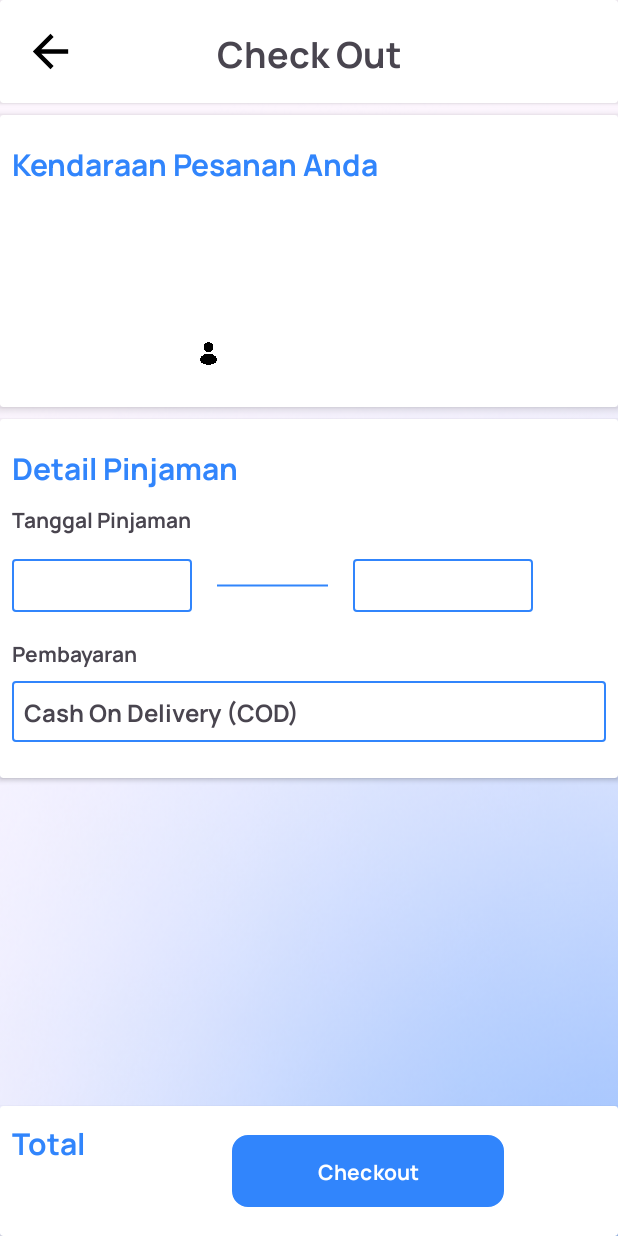
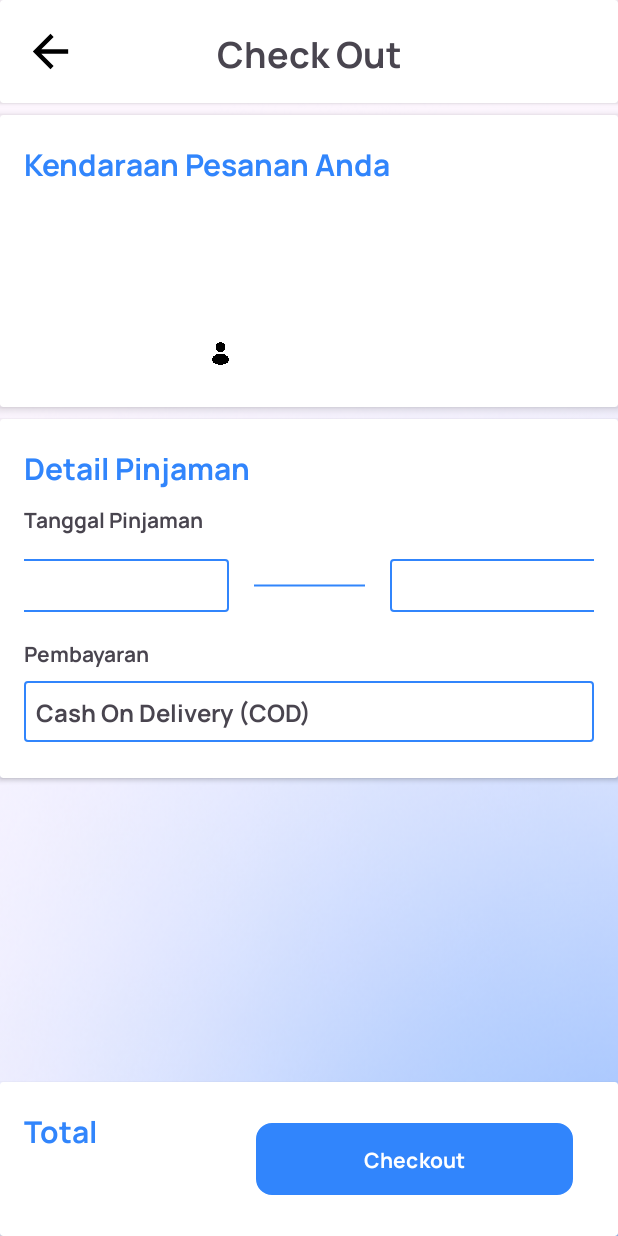
Before and after one commit to YnaStpra/SewaIn, an Android app: the Checkout screen opened directly, with no data from a screen before it, on a phone screen of 412 x 824 dp. Run offline under Robolectric (Android 15) with nearby library versions, the phone set to English and light mode, and no system bars.

Commit message:
beberapa perbaikan fitur

```diff
--- a/app/src/main/res/layout/activity_checkout.xml
+++ b/app/src/main/res/layout/activity_checkout.xml
@@ -46,6 +46,7 @@
                 android:textSize="24sp" />
 
         </LinearLayout>
+
     </androidx.cardview.widget.CardView>
 
     <androidx.cardview.widget.CardView
@@ -64,7 +65,7 @@
             android:layout_height="wrap_content"
             android:layout_marginBottom="8sp"
             android:orientation="vertical"
-            android:paddingHorizontal="8sp"
+            android:paddingHorizontal="16sp"
             android:paddingVertical="16sp">
 
             <TextView
@@ -141,6 +142,7 @@
                 </LinearLayout>
 
             </LinearLayout>
+
         </LinearLayout>
 
     </androidx.cardview.widget.CardView>
@@ -158,7 +160,7 @@
             android:layout_height="wrap_content"
             android:layout_marginBottom="8sp"
             android:orientation="vertical"
-            android:paddingHorizontal="8sp"
+            android:paddingHorizontal="16sp"
             android:paddingVertical="16sp">
 
             <TextView
@@ -181,10 +183,11 @@
                 android:layout_marginTop="16sp"
                 android:layout_width="match_parent"
                 android:layout_height="wrap_content"
+                android:gravity="center"
                 android:orientation="horizontal">
 
                 <EditText
-                    android:layout_width="120sp"
+                    android:layout_width="155sp"
                     android:layout_height="35sp"
                     android:background="@drawable/border_follow" />
 
@@ -199,10 +202,10 @@
                     tools:layout_editor_absoluteX="1sp" />
 
                 <EditText
-                    android:layout_width="120sp"
+                    android:layout_width="155sp"
                     android:layout_height="35sp"
+                    android:layout_gravity="end"
                     android:background="@drawable/border_follow" />
-
 
             </LinearLayout>
 
@@ -214,7 +217,6 @@
                 android:layout_marginBottom="8sp"
                 android:layout_width="wrap_content"
                 android:layout_height="wrap_content"/>
-
 
             <TextView
                 android:fontFamily="@font/manropebold"
@@ -249,7 +251,7 @@
                 android:id="@+id/ly1"
                 android:layout_width="wrap_content"
                 android:layout_height="wrap_content"
-                android:layout_margin="8sp"
+                android:layout_margin="16sp"
                 android:orientation="vertical">
 
                 <TextView
@@ -282,7 +284,7 @@
 
                 <Button
                     android:id="@+id/btn_checkout"
-                    android:layout_width="181sp"
+                    android:layout_width="211dp"
                     android:layout_height="48sp"
                     android:layout_marginStart="90sp"
                     android:background="@drawable/border"
@@ -292,9 +294,11 @@
                     android:textColor="@color/white"
                     android:textSize="14sp"
                     app:layout_constraintTop_toBottomOf="@id/cardView3" />
+
             </LinearLayout>
 
         </LinearLayout>
 
     </androidx.cardview.widget.CardView>
+
 </androidx.constraintlayout.widget.ConstraintLayout>
--- a/app/src/main/res/layout/activity_main.xml
+++ b/app/src/main/res/layout/activity_main.xml
@@ -27,13 +27,15 @@
             android:queryHint="Search"/>
 
         <ImageView
-            android:src="@drawable/chatfill"
+            android:id="@+id/chat"
+            android:src="@drawable/chat"
             android:layout_marginEnd="16sp"
             android:layout_width="35sp"
             android:layout_height="35sp"/>
 
         <ImageView
-            android:src="@drawable/notificationfill"
+            android:id="@+id/notification"
+            android:src="@drawable/notification"
             android:layout_marginEnd="16sp"
             android:layout_width="35sp"
             android:layout_height="35sp"/>
```
Also changed, not shown: app/src/main/res/drawable/chat.png (added), app/src/main/res/drawable/notification.png (added), 1 other file.
